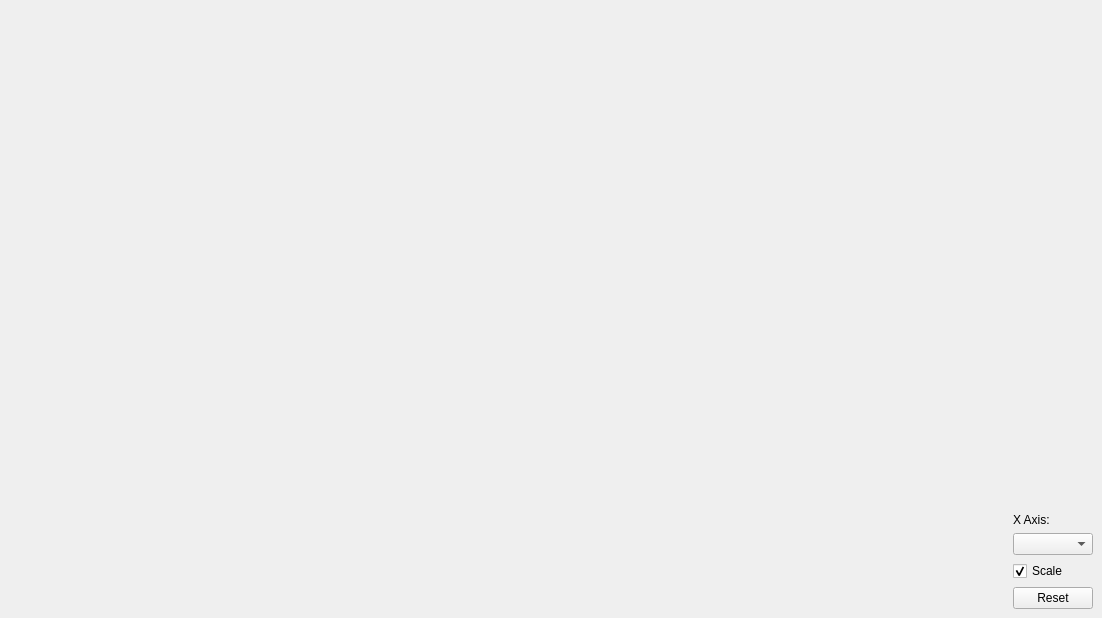
First picture: the form in ui/two_d_chart.ui, repository powder-phun/quadrupole, before the edit.
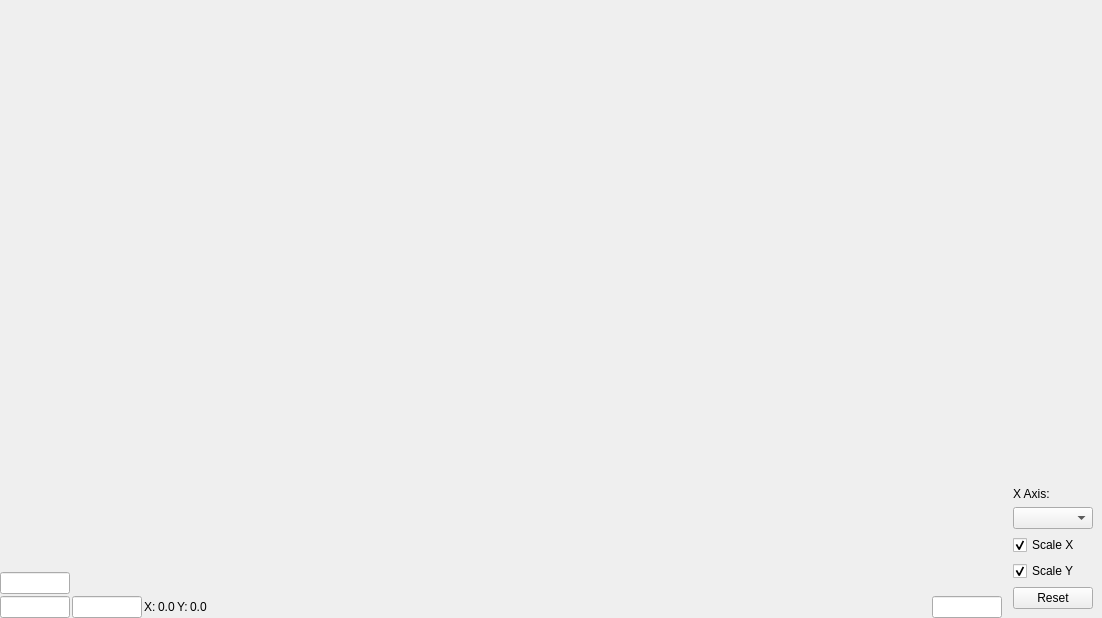
Second picture: the form after the edit.

Commit message: Added 2D chart

```diff
--- a/ui/two_d_chart.ui
+++ b/ui/two_d_chart.ui
@@ -14,6 +14,9 @@
    <string>Form</string>
   </property>
   <layout class="QHBoxLayout" name="horizontalLayout" stretch="0,0">
+   <property name="spacing">
+    <number>2</number>
+   </property>
    <property name="leftMargin">
     <number>0</number>
    </property>
@@ -27,14 +30,150 @@
     <number>0</number>
    </property>
    <item>
-    <widget class="QWidget" name="chart" native="true">
-     <property name="sizePolicy">
-      <sizepolicy hsizetype="Expanding" vsizetype="Preferred">
-       <horstretch>0</horstretch>
-       <verstretch>0</verstretch>
-      </sizepolicy>
-     </property>
-    </widget>
+    <layout class="QVBoxLayout" name="verticalLayout_3">
+     <item>
+      <widget class="QWidget" name="chart" native="true">
+       <property name="sizePolicy">
+        <sizepolicy hsizetype="Expanding" vsizetype="Expanding">
+         <horstretch>0</horstretch>
+         <verstretch>0</verstretch>
+        </sizepolicy>
+       </property>
+      </widget>
+     </item>
+     <item>
+      <layout class="QHBoxLayout" name="horizontalLayout_2">
+       <property name="bottomMargin">
+        <number>0</number>
+       </property>
+       <item>
+        <widget class="QLineEdit" name="maxYEdit">
+         <property name="sizePolicy">
+          <sizepolicy hsizetype="Fixed" vsizetype="Fixed">
+           <horstretch>0</horstretch>
+           <verstretch>0</verstretch>
+          </sizepolicy>
+         </property>
+         <property name="maximumSize">
+          <size>
+           <width>70</width>
+           <height>16777215</height>
+          </size>
+         </property>
+         <property name="text">
+          <string/>
+         </property>
+        </widget>
+       </item>
+       <item>
+        <spacer name="horizontalSpacer_2">
+         <property name="orientation">
+          <enum>Qt::Horizontal</enum>
+         </property>
+         <property name="sizeHint" stdset="0">
+          <size>
+           <width>40</width>
+           <height>20</height>
+          </size>
+         </property>
+        </spacer>
+       </item>
+      </layout>
+     </item>
+     <item>
+      <layout class="QHBoxLayout" name="horizontalLayout_3">
+       <item>
+        <widget class="QLineEdit" name="minYEdit">
+         <property name="sizePolicy">
+          <sizepolicy hsizetype="Fixed" vsizetype="Fixed">
+           <horstretch>0</horstretch>
+           <verstretch>0</verstretch>
+          </sizepolicy>
+         </property>
+         <property name="maximumSize">
+          <size>
+           <width>70</width>
+           <height>16777215</height>
+          </size>
+         </property>
+        </widget>
+       </item>
+       <item>
+        <widget class="QLineEdit" name="minXEdit">
+         <property name="sizePolicy">
+          <sizepolicy hsizetype="Fixed" vsizetype="Fixed">
+           <horstretch>0</horstretch>
+           <verstretch>0</verstretch>
+          </sizepolicy>
+         </property>
+         <property name="maximumSize">
+          <size>
+           <width>70</width>
+           <height>16777215</height>
+          </size>
+         </property>
+        </widget>
+       </item>
+       <item>
+        <widget class="QLabel" name="label">
+         <property name="text">
+          <string>X:</string>
+         </property>
+        </widget>
+       </item>
+       <item>
+        <widget class="QLabel" name="xLabel">
+         <property name="text">
+          <string>0.0</string>
+         </property>
+        </widget>
+       </item>
+       <item>
+        <widget class="QLabel" name="label_3">
+         <property name="text">
+          <string>Y:</string>
+         </property>
+        </widget>
+       </item>
+       <item>
+        <widget class="QLabel" name="yLabel">
+         <property name="text">
+          <string>0.0</string>
+         </property>
+        </widget>
+       </item>
+       <item>
+        <spacer name="horizontalSpacer">
+         <property name="orientation">
+          <enum>Qt::Horizontal</enum>
+         </property>
+         <property name="sizeHint" stdset="0">
+          <size>
+           <width>40</width>
+           <height>20</height>
+          </size>
+         </property>
+        </spacer>
+       </item>
+       <item>
+        <widget class="QLineEdit" name="maxXEdit">
+         <property name="sizePolicy">
+          <sizepolicy hsizetype="Fixed" vsizetype="Fixed">
+           <horstretch>0</horstretch>
+           <verstretch>0</verstretch>
+          </sizepolicy>
+         </property>
+         <property name="maximumSize">
+          <size>
+           <width>70</width>
+           <height>16777215</height>
+          </size>
+         </property>
+        </widget>
+       </item>
+      </layout>
+     </item>
+    </layout>
    </item>
    <item>
     <widget class="QWidget" name="widget" native="true">
@@ -58,7 +197,7 @@
          </spacer>
         </item>
         <item>
-         <widget class="QLabel" name="label">
+         <widget class="QLabel" name="label_2">
           <property name="text">
            <string>X Axis:</string>
           </property>
@@ -70,7 +209,17 @@
         <item>
          <widget class="QCheckBox" name="scaleCheckbox">
           <property name="text">
-           <string>Scale</string>
+           <string>Scale X</string>
+          </property>
+          <property name="checked">
+           <bool>true</bool>
+          </property>
+         </widget>
+        </item>
+        <item>
+         <widget class="QCheckBox" name="scaleYCheckbox">
+          <property name="text">
+           <string>Scale Y</string>
           </property>
           <property name="checked">
            <bool>true</bool>
```
Left out of the diff: 2 changed lines with no effect on the pictures. The commit also changes 11 other files.
